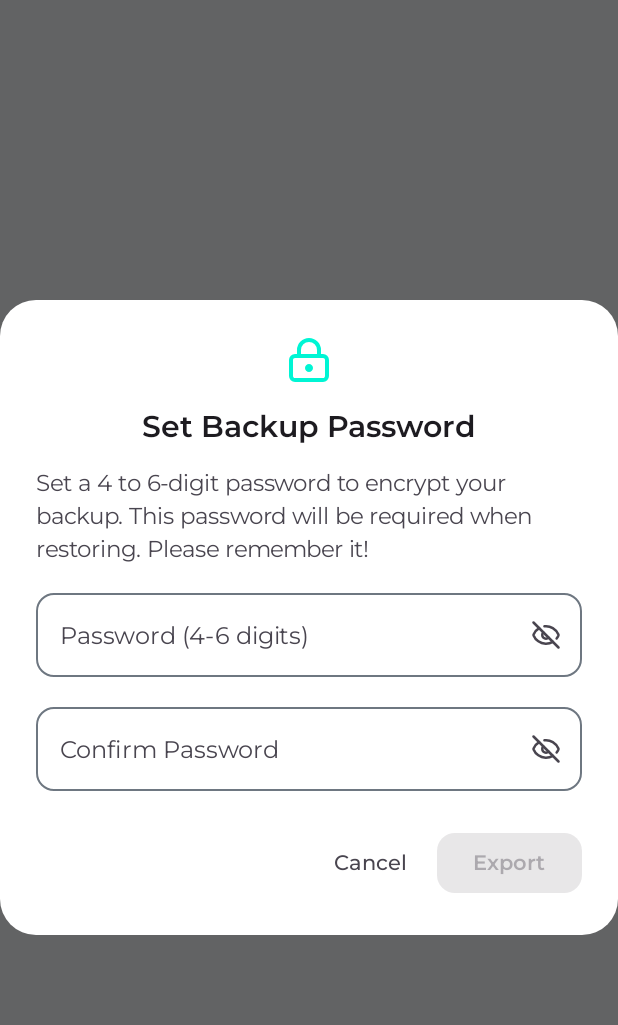
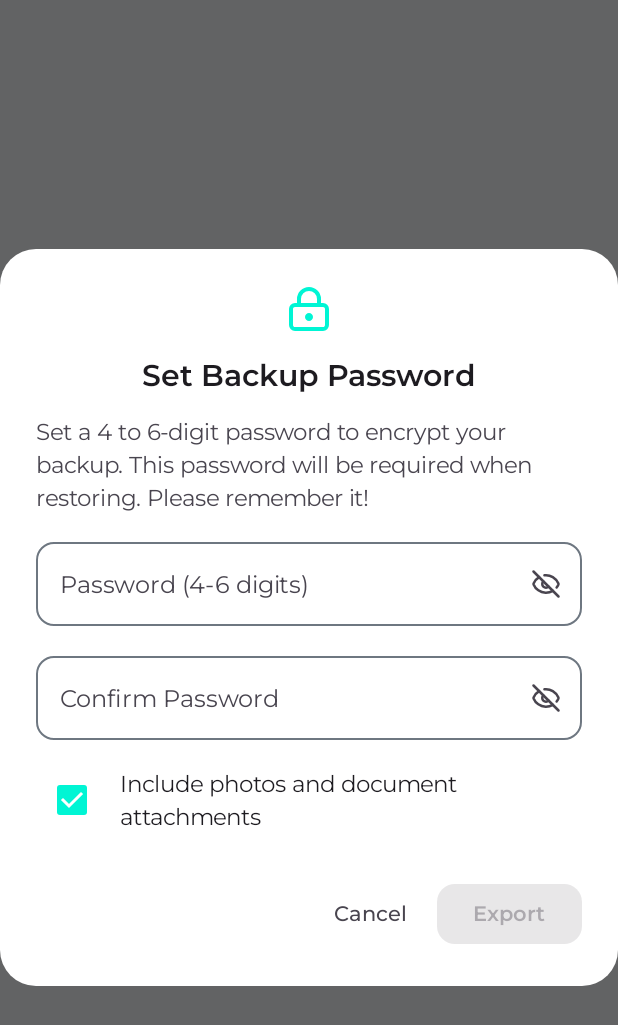
Before and after one commit to encorex32268/LocalVault, an Android app built with Jetpack Compose: the composable BackupPasswordDialog shown on its own in the app's theme, on a phone screen of 412 x 824 dp. Shown: the top 1025 px of the screen. Run offline under Robolectric (Android 15) with nearby library versions, the phone set to English and light mode, and no system bars.

Commit message:
feat(vault): add include attachments toggle in backup export dialog
- add checkbox to BackupPasswordDialog allowing users to include/exclude attachments
- pass includeAttachments flag from dialog through VaultAction to exportBackup
- add string resources for attachment export toggle

```diff
--- a/app/src/main/java/com/lihan/localvault/feature/vault/presentation/vault/VaultAction.kt
+++ b/app/src/main/java/com/lihan/localvault/feature/vault/presentation/vault/VaultAction.kt
@@ -23,7 +23,7 @@ sealed interface VaultAction {
     data class OnBiometricSuccess(val id: Long): VaultAction
     data object OnExportBackupClick: VaultAction
     data object OnImportBackupClick: VaultAction
-    data class OnExportPasswordConfirm(val password: String): VaultAction
+    data class OnExportPasswordConfirm(val password: String, val includeAttachments: Boolean = true): VaultAction
     data class OnImportFileSelected(val content: String): VaultAction
     data class OnImportPasswordConfirm(val password: String): VaultAction
     data object OnDismissBackupDialog: VaultAction
--- a/app/src/main/java/com/lihan/localvault/feature/vault/presentation/vault/VaultScreen.kt
+++ b/app/src/main/java/com/lihan/localvault/feature/vault/presentation/vault/VaultScreen.kt
@@ -478,8 +478,8 @@ private fun VaultScreen(
         BackupPasswordDialog(
             mode = BackupPasswordMode.EXPORT,
             errorMessage = state.backupErrorRes?.let { stringResource(it) },
-            onConfirm = { password ->
-                onAction(VaultAction.OnExportPasswordConfirm(password))
+            onConfirm = { password, includeAttachments ->
+                onAction(VaultAction.OnExportPasswordConfirm(password, includeAttachments))
             },
             onDismiss = {
                 onAction(VaultAction.OnDismissBackupDialog)
@@ -491,7 +491,7 @@ private fun VaultScreen(
         BackupPasswordDialog(
             mode = BackupPasswordMode.IMPORT,
             errorMessage = state.backupErrorRes?.let { stringResource(it) },
-            onConfirm = { password ->
+            onConfirm = { password, _ ->
                 onAction(VaultAction.OnImportPasswordConfirm(password))
             },
             onDismiss = {
--- a/app/src/main/java/com/lihan/localvault/feature/vault/presentation/vault/VaultViewModel.kt
+++ b/app/src/main/java/com/lihan/localvault/feature/vault/presentation/vault/VaultViewModel.kt
@@ -157,7 +157,7 @@ class VaultViewModel(
                 }
             }
             is VaultAction.OnExportPasswordConfirm -> {
-                handleExportBackup(action.password)
+                handleExportBackup(action.password, action.includeAttachments)
             }
             is VaultAction.OnImportFileSelected -> {
                 _state.update {
@@ -311,9 +311,9 @@ class VaultViewModel(
             .launchIn(viewModelScope)
     }
 
-    private fun handleExportBackup(passphrase: String) {
+    private fun handleExportBackup(passphrase: String, includeAttachments: Boolean) {
         viewModelScope.launch {
-            when (val result = vaultRepository.exportBackup(passphrase)) {
+            when (val result = vaultRepository.exportBackup(passphrase, includeAttachments)) {
                 is Result.Success -> {
                     _state.update { it.copy(isExportPasswordDialogVisible = false, backupErrorRes = null) }
                     val fileName = "localvault_backup_${System.currentTimeMillis()}.vault"
--- a/app/src/main/java/com/lihan/localvault/feature/vault/presentation/vault/components/BackupPasswordDialog.kt
+++ b/app/src/main/java/com/lihan/localvault/feature/vault/presentation/vault/components/BackupPasswordDialog.kt
@@ -3,6 +3,7 @@ package com.lihan.localvault.feature.vault.presentation.vault.components
 import androidx.compose.animation.AnimatedVisibility
 import androidx.compose.animation.fadeIn
 import androidx.compose.animation.fadeOut
+import androidx.compose.foundation.clickable
 import androidx.compose.foundation.layout.Arrangement
 import androidx.compose.foundation.layout.Column
 import androidx.compose.foundation.layout.Row
@@ -17,6 +18,8 @@ import androidx.compose.foundation.text.KeyboardOptions
 import androidx.compose.material3.AlertDialog
 import androidx.compose.material3.Button
 import androidx.compose.material3.ButtonDefaults
+import androidx.compose.material3.Checkbox
+import androidx.compose.material3.CheckboxDefaults
 import androidx.compose.material3.Icon
 import androidx.compose.material3.IconButton
 import androidx.compose.material3.MaterialTheme
@@ -31,6 +34,7 @@ import androidx.compose.runtime.remember
 import androidx.compose.runtime.setValue
 import androidx.compose.ui.Alignment
 import androidx.compose.ui.Modifier
+import androidx.compose.ui.draw.clip
 import androidx.compose.ui.graphics.vector.ImageVector
 import androidx.compose.ui.platform.LocalFocusManager
 import androidx.compose.ui.res.stringResource
@@ -54,11 +58,12 @@ enum class BackupPasswordMode {
 fun BackupPasswordDialog(
     mode: BackupPasswordMode,
     errorMessage: String? = null,
-    onConfirm: (String) -> Unit,
+    onConfirm: (password: String, includeAttachments: Boolean) -> Unit,
     onDismiss: () -> Unit
 ) {
     var password by remember { mutableStateOf("") }
     var confirmPassword by remember { mutableStateOf("") }
+    var includeAttachments by remember { mutableStateOf(true) }
     var isPasswordVisible by remember { mutableStateOf(false) }
     var isConfirmPasswordVisible by remember { mutableStateOf(false) }
 
@@ -148,7 +153,7 @@ fun BackupPasswordDialog(
                     keyboardActions = KeyboardActions(
                         onDone = {
                             focusManager.clearFocus()
-                            if (canSubmit) onConfirm(password)
+                            if (canSubmit) onConfirm(password, includeAttachments)
                         }
                     ),
                     trailingIcon = {
@@ -200,7 +205,7 @@ fun BackupPasswordDialog(
                         keyboardActions = KeyboardActions(
                             onDone = {
                                 focusManager.clearFocus()
-                                if (canSubmit) onConfirm(password)
+                                if (canSubmit) onConfirm(password, includeAttachments)
                             }
                         ),
                         trailingIcon = {
@@ -226,6 +231,32 @@ fun BackupPasswordDialog(
                             )
                         )
                     }
+
+                    // Include attachments option
+                    Row(
+                        modifier = Modifier
+                            .fillMaxWidth()
+                            .clip(RoundedCornerShape(8.dp))
+                            .clickable { includeAttachments = !includeAttachments }
+                            .padding(vertical = 4.dp),
+                        verticalAlignment = Alignment.CenterVertically,
+                        horizontalArrangement = Arrangement.spacedBy(8.dp)
+                    ) {
+                        Checkbox(
+                            checked = includeAttachments,
+                            onCheckedChange = { includeAttachments = it },
+                            colors = CheckboxDefaults.colors(
+                                checkedColor = Primary,
+                                uncheckedColor = MaterialTheme.colorScheme.outline
+                            )
+                        )
+                        Text(
+                            text = stringResource(R.string.include_attachments_in_backup),
+                            style = MaterialTheme.typography.bodyMedium.copy(
+                                color = MaterialTheme.colorScheme.onSurface
+                            )
+                        )
+                    }
                 }
 
                 // General error message (e.g. wrong password during import)
@@ -248,7 +279,7 @@ fun BackupPasswordDialog(
         },
         confirmButton = {
             Button(
-                onClick = { onConfirm(password) },
+                onClick = { onConfirm(password, includeAttachments) },
                 enabled = canSubmit,
                 shape = RoundedCornerShape(12.dp),
                 colors = ButtonDefaults.buttonColors(
--- a/app/src/main/res/values/strings.xml
+++ b/app/src/main/res/values/strings.xml
@@ -74,4 +74,5 @@
     <string name="choose_document">Import Document</string>
     <string name="choose_document_desc">PDF, TXT, DOCX files</string>
     <string name="preview_image">Preview Image</string>
+    <string name="include_attachments_in_backup">Include photos and document attachments</string>
 </resources>
```
Also changed, not shown: 1 other file.
